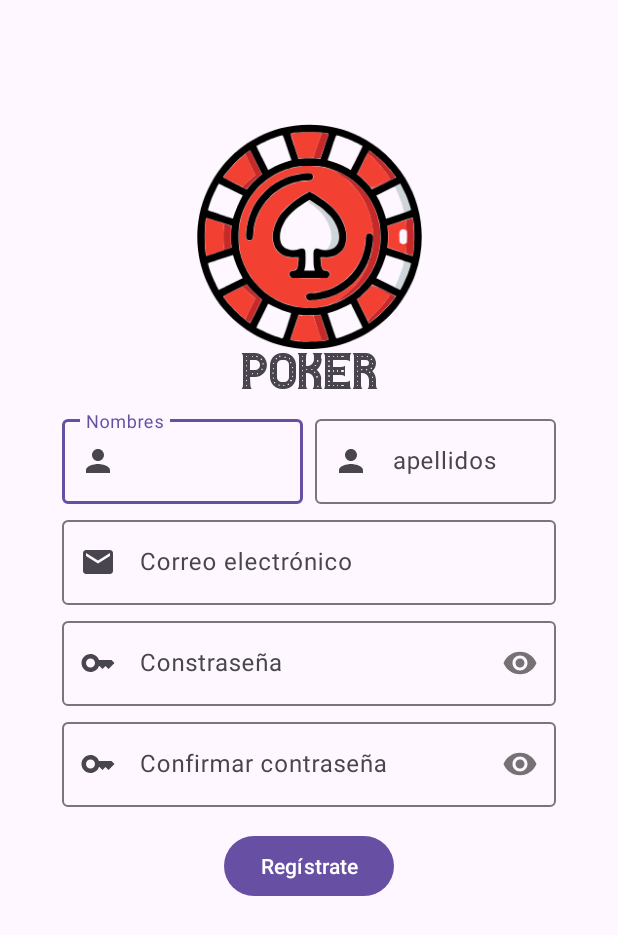
After one commit to fabionick123/ProyectoClaseAndroidStudio, an Android app: the Register screen opened directly, with no data from a screen before it, on a phone screen of 412 x 824 dp. The commit adds this screen. Shown: the top 935 px of the screen. Run offline under Robolectric (Android 15) with nearby library versions, the phone set to English and light mode, and no system bars.

Commit message:
Proyecto de android v1.0

```diff
--- a/app/src/main/AndroidManifest.xml
+++ b/app/src/main/AndroidManifest.xml
@@ -13,6 +13,9 @@
         android:roundIcon="@mipmap/ic_launcher_round"
         android:supportsRtl="true"
         android:theme="@style/Theme.Application">
+        <activity
+            android:name=".Register"
+            android:exported="false" />
         <activity
             android:name=".Login"
             android:exported="false" />
--- /dev/null
+++ b/app/src/main/java/com/fabionick123/application/Register.java
@@ -0,0 +1,62 @@
+package com.fabionick123.application;
+
+import android.os.Bundle;
+import android.view.View;
+import android.widget.Button;
+
+import androidx.activity.EdgeToEdge;
+import androidx.appcompat.app.AppCompatActivity;
+import androidx.core.graphics.Insets;
+import androidx.core.view.ViewCompat;
+import androidx.core.view.WindowInsetsCompat;
+
+import com.google.android.material.textfield.TextInputLayout;
+
+import java.util.regex.Matcher;
+import java.util.regex.Pattern;
+
+public class Register extends AppCompatActivity {
+
+    @Override
+    protected void onCreate(Bundle savedInstanceState) {
+        super.onCreate(savedInstanceState);
+        EdgeToEdge.enable(this);
+        setContentView(R.layout.activity_register);
+        ViewCompat.setOnApplyWindowInsetsListener(findViewById(R.id.main), (v, insets) -> {
+            Insets systemBars = insets.getInsets(WindowInsetsCompat.Type.systemBars());
+            v.setPadding(systemBars.left, systemBars.top, systemBars.right, systemBars.bottom);
+            return insets;
+        });
+        TextInputLayout registerName = findViewById(R.id.nombreRegister);
+        TextInputLayout registerLastName = findViewById(R.id.apellidosRegister);
+        TextInputLayout registerEmail = findViewById(R.id.emailRegister);
+        TextInputLayout registerPassword = findViewById(R.id.contrasenaRegister);
+        TextInputLayout registerPasswordConfirm = findViewById(R.id.confirmarContrasenaRegister);
+        Button registerButton = findViewById(R.id.registerButton);
+        registerButton.setOnClickListener(new View.OnClickListener() {
+            @Override
+            public void onClick(View v) {
+            if (nameIsEmpty(registerName)){
+                registerName.setErrorEnabled(true);
+                registerName.setError("Nombre vacío");
+                }
+            if (!isemailcorect(registerEmail)){
+                registerEmail.setErrorEnabled(true);
+                registerEmail.setError("Email introducido incorrectamente");
+                }
+            }
+        });
+
+    }
+    public boolean nameIsEmpty(TextInputLayout nameRegister){
+        String name = String.valueOf(nameRegister.getEditText().getText());
+        return name.isEmpty();
+    }
+    public boolean isemailcorect(TextInputLayout emailRegister){
+        String emailPattern = "^[A-Za-z0-9+_.-]+@[A-Za-z0-9.-]+\\.[A-Za-z]{2,}$";
+        Pattern p = Pattern.compile(emailPattern);
+        String email = String.valueOf(emailRegister.getEditText().getText());
+        Matcher m = p.matcher(email);
+        return m.find();
+    }
+}
--- /dev/null
+++ b/app/src/main/res/drawable/baseline_email_24.xml
@@ -0,0 +1,5 @@
+<vector xmlns:android="http://schemas.android.com/apk/res/android" android:height="24dp" android:tint="#000000" android:viewportHeight="24" android:viewportWidth="24" android:width="24dp">
+
+    <path android:fillColor="@android:color/white" android:pathData="M20,4L4,4c-1.1,0 -1.99,0.9 -1.99,2L2,18c0,1.1 0.9,2 2,2h16c1.1,0 2,-0.9 2,-2L22,6c0,-1.1 -0.9,-2 -2,-2zM20,8l-8,5 -8,-5L4,6l8,5 8,-5v2z"/>
+
+</vector>
--- a/app/src/main/res/layout/activity_login.xml
+++ b/app/src/main/res/layout/activity_login.xml
@@ -12,7 +12,7 @@
         android:layout_width="wrap_content"
         android:layout_height="wrap_content"
         android:orientation="horizontal"
-        app:layout_constraintGuide_percent="0.1"/>
+        app:layout_constraintGuide_percent="0.2"/>
     <ImageView
         android:id="@+id/loginLogo"
         android:layout_width="150dp"
--- /dev/null
+++ b/app/src/main/res/layout/activity_register.xml
@@ -0,0 +1,159 @@
+<?xml version="1.0" encoding="utf-8"?>
+<androidx.constraintlayout.widget.ConstraintLayout xmlns:android="http://schemas.android.com/apk/res/android"
+    xmlns:app="http://schemas.android.com/apk/res-auto"
+    xmlns:tools="http://schemas.android.com/tools"
+    android:id="@+id/main"
+    android:layout_width="match_parent"
+    android:layout_height="match_parent"
+    tools:context=".Register">
+
+    <androidx.constraintlayout.widget.Guideline
+        android:id="@+id/registerGLh1"
+        android:layout_width="wrap_content"
+        android:layout_height="wrap_content"
+        android:orientation="horizontal"
+        app:layout_constraintGuide_percent="0.1"/>
+    <ImageView
+        android:id="@+id/registerLogo"
+        android:layout_width="150dp"
+        android:layout_height="150dp"
+        android:src="@drawable/poker"
+        app:layout_constraintTop_toTopOf="@id/registerGLh1"
+        app:layout_constraintEnd_toEndOf="parent"
+        app:layout_constraintStart_toStartOf="parent"
+        />
+    <TextView
+        android:id="@+id/registerAppName"
+        android:layout_width="wrap_content"
+        android:layout_height="wrap_content"
+        android:text="@string/app_name"
+        app:layout_constraintEnd_toEndOf="parent"
+        app:layout_constraintStart_toStartOf="parent"
+        app:layout_constraintTop_toBottomOf="@+id/registerLogo"
+        android:textSize="35dp"
+        android:fontFamily="@font/casino"/>
+    <androidx.constraintlayout.widget.Guideline
+        android:layout_width="wrap_content"
+        android:layout_height="wrap_content"
+        android:orientation="vertical"
+        android:id="@+id/registerLayout1"
+        app:layout_constraintGuide_percent="0.1"
+        />
+
+    <androidx.constraintlayout.widget.Guideline
+        android:id="@+id/registerLayout4"
+        android:layout_width="wrap_content"
+        android:layout_height="wrap_content"
+        android:orientation="vertical"
+        app:layout_constraintGuide_percent="0.9" />
+    <androidx.constraintlayout.widget.Guideline
+        android:layout_width="wrap_content"
+        android:layout_height="wrap_content"
+        android:orientation="vertical"
+        android:id="@+id/registerLayout2"
+        app:layout_constraintGuide_percent="0.49"
+        />
+    <androidx.constraintlayout.widget.Guideline
+        android:layout_width="wrap_content"
+        android:layout_height="wrap_content"
+        android:orientation="vertical"
+        android:id="@+id/registerLayout3"
+        app:layout_constraintGuide_percent="0.51"
+        />
+    <com.google.android.material.textfield.TextInputLayout
+        android:id="@+id/nombreRegister"
+        android:layout_width="0dp"
+        android:layout_height="wrap_content"
+        app:layout_constraintTop_toBottomOf="@id/registerAppName"
+        app:layout_constraintLeft_toLeftOf="@+id/registerLayout1"
+        app:layout_constraintRight_toRightOf="@+id/registerLayout2"
+        app:startIconDrawable="@drawable/baseline_person_24"
+        android:layout_marginTop="5dp"
+        >
+
+        <EditText
+            android:layout_width="match_parent"
+            android:layout_height="wrap_content"
+            android:hint="Nombres"
+            android:inputType="textPersonName" />
+    </com.google.android.material.textfield.TextInputLayout>
+    <com.google.android.material.textfield.TextInputLayout
+        android:id="@+id/apellidosRegister"
+        android:layout_width="0dp"
+        android:layout_height="wrap_content"
+        app:layout_constraintTop_toBottomOf="@id/registerAppName"
+        app:layout_constraintLeft_toLeftOf="@+id/registerLayout3"
+        app:layout_constraintRight_toRightOf="@id/registerLayout4"
+        android:layout_marginTop="5dp"
+        app:startIconDrawable="@drawable/baseline_person_24"
+        >
+        <EditText
+            android:layout_width="match_parent"
+            android:layout_height="wrap_content"
+            android:hint="apellidos"
+            android:inputType="textPersonName"
+            />
+    </com.google.android.material.textfield.TextInputLayout>
+    <com.google.android.material.textfield.TextInputLayout
+        android:id="@+id/emailRegister"
+        android:layout_width="0dp"
+        android:layout_height="wrap_content"
+        app:layout_constraintTop_toBottomOf="@+id/apellidosRegister"
+        app:layout_constraintStart_toStartOf="@id/registerLayout1"
+        app:layout_constraintEnd_toEndOf="@id/registerLayout4"
+        android:layout_marginTop="5dp"
+        app:startIconDrawable="@drawable/baseline_email_24"
+        >
+        <EditText
+            android:layout_width="match_parent"
+            android:layout_height="wrap_content"
+            android:hint="Correo electrónico"
+            android:inputType="textEmailAddress"
+            />
+    </com.google.android.material.textfield.TextInputLayout>
+    <com.google.android.material.textfield.TextInputLayout
+    android:id="@+id/contrasenaRegister"
+    android:layout_width="0dp"
+    android:layout_height="wrap_content"
+    app:layout_constraintTop_toBottomOf="@+id/emailRegister"
+    app:layout_constraintStart_toStartOf="@id/registerLayout1"
+    app:layout_constraintEnd_toEndOf="@id/registerLayout4"
+    android:layout_marginTop="5dp"
+    app:startIconDrawable="@drawable/baseline_key_24"
+    app:passwordToggleEnabled="true"
+    >
+    <EditText
+        android:layout_width="match_parent"
+        android:layout_height="wrap_content"
+        android:hint="Constraseña"
+        android:inputType="textPassword"
+        />
+    </com.google.android.material.textfield.TextInputLayout>
+    <com.google.android.material.textfield.TextInputLayout
+        android:id="@+id/confirmarContrasenaRegister"
+        android:layout_width="0dp"
+        android:layout_height="wrap_content"
+        app:layout_constraintTop_toBottomOf="@+id/contrasenaRegister"
+        app:layout_constraintStart_toStartOf="@id/registerLayout1"
+        app:layout_constraintEnd_toEndOf="@id/registerLayout4"
+        android:layout_marginTop="5dp"
+        app:startIconDrawable="@drawable/baseline_key_24"
+        app:passwordToggleEnabled="true"
+        >
+        <EditText
+            android:layout_width="match_parent"
+            android:layout_height="wrap_content"
+            android:hint="Confirmar contraseña"
+            android:inputType="textPassword"
+            />
+    </com.google.android.material.textfield.TextInputLayout>
+        <Button
+        android:id="@+id/registerButton"
+        android:layout_width="wrap_content"
+        android:layout_height="wrap_content"
+        android:text="Regístrate"
+        android:layout_marginTop="15dp"
+        app:layout_constraintTop_toBottomOf="@+id/confirmarContrasenaRegister"
+        app:layout_constraintStart_toStartOf="@id/registerLayout1"
+        app:layout_constraintEnd_toEndOf="@id/registerLayout4"/>
+</androidx.constraintlayout.widget.ConstraintLayout>
```
